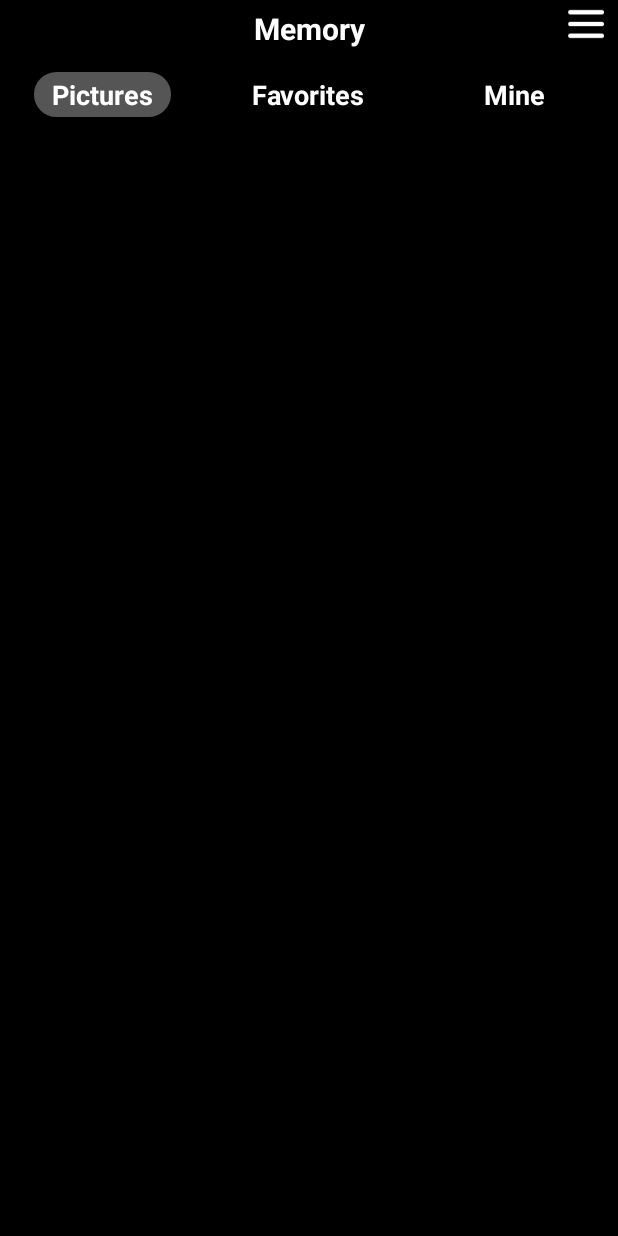
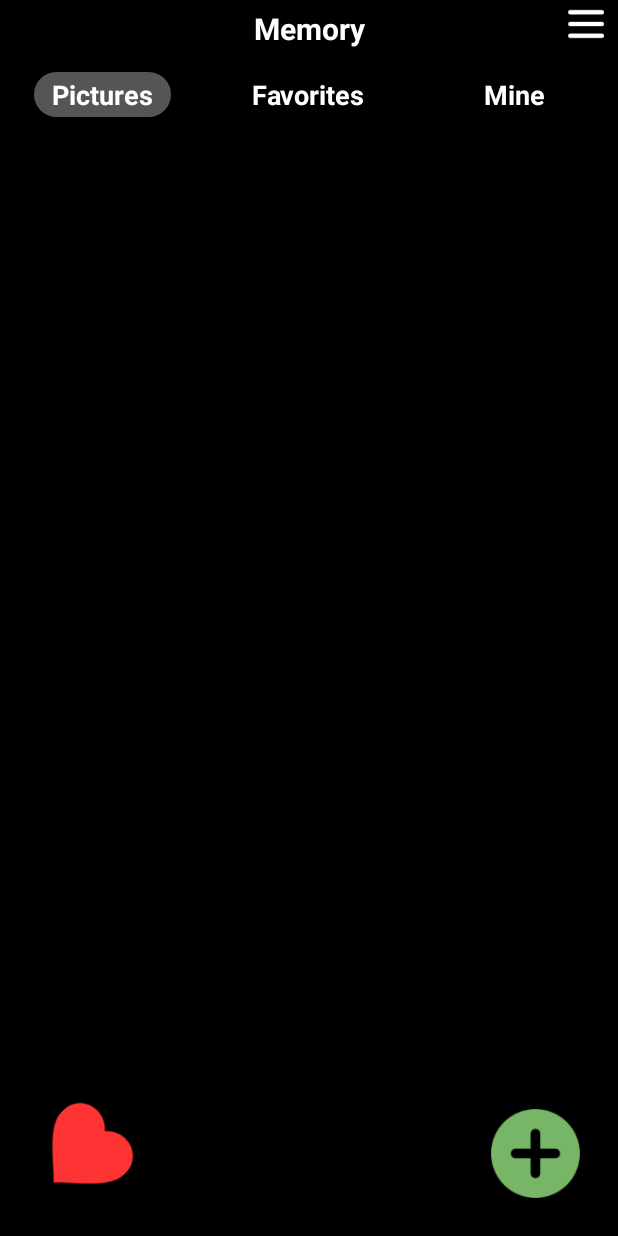
Before and after one commit to DrownCoder/GlideStudy, an Android app: the layout activity_main.xml on its own in the app's theme, with its tools: preview values and no code run, on a phone screen of 412 x 824 dp. Run offline under Robolectric (Android 15) with nearby library versions, the phone set to English and light mode, and no system bars.

Commit message:
加点动画，但没有完成

```diff
--- /dev/null
+++ b/app/src/main/res/drawable/collect45rotate.xml
@@ -0,0 +1,8 @@
+<?xml version="1.0" encoding="utf-8"?>
+<rotate
+    xmlns:android="http://schemas.android.com/apk/res/android"
+    android:drawable="@mipmap/collect"
+    android:fromDegrees="45"
+    android:toDegrees="45"
+    android:pivotX="50%"
+    android:pivotY="50%"/>
--- a/app/src/main/res/layout/activity_main.xml
+++ b/app/src/main/res/layout/activity_main.xml
@@ -88,9 +88,11 @@
         </RelativeLayout>
     </LinearLayout>
     <RelativeLayout
+        android:layout_marginBottom="20dp"
+        android:layout_below="@+id/ll_indicator"
         android:layout_centerInParent="true"
         android:layout_width="match_parent"
-        android:layout_height="400dp"
+        android:layout_height="match_parent"
         android:clipChildren="false"
         >
         <com.study.glidestudy.view.VerticalViewPager
@@ -98,5 +100,33 @@
             android:id="@+id/viewpager"
             android:layout_width="match_parent"
             android:layout_height="200dp"/>
+        <ImageView
+            android:id="@+id/iv_collect_click"
+            android:layout_width="70dp"
+            android:layout_height="70dp"
+            android:padding="5dp"
+            android:layout_centerInParent="true"
+            android:visibility="gone"
+            android:src="@mipmap/collect"
+            android:layout_margin="20dp"
+            />
     </RelativeLayout>
+    <ImageView
+        android:id="@+id/iv_collect_add"
+        android:layout_width="70dp"
+        android:layout_height="70dp"
+        android:padding="5dp"
+        android:src="@drawable/collect45rotate"
+        android:layout_alignParentBottom="true"
+        android:layout_margin="20dp"
+        />
+    <ImageView
+        android:layout_width="70dp"
+        android:layout_height="70dp"
+        android:padding="5dp"
+        android:src="@mipmap/add"
+        android:layout_alignParentRight="true"
+        android:layout_alignParentBottom="true"
+        android:layout_margin="20dp"
+        />
 </RelativeLayout>
--- a/app/src/main/res/layout/item_viewpager.xml
+++ b/app/src/main/res/layout/item_viewpager.xml
@@ -1,8 +1,9 @@
 <?xml version="1.0" encoding="utf-8"?>
 <RelativeLayout xmlns:android="http://schemas.android.com/apk/res/android"
     android:layout_width="match_parent"
-    android:layout_height="200dp">
+    android:layout_height="match_parent">
     <ImageView
+        android:layout_centerInParent="true"
         android:layout_centerHorizontal="true"
         android:id="@+id/iv_viewpager"
         android:layout_width="300dp"
```
Also changed, not shown: app/src/main/java/com/study/glidestudy/acitivity/MainActivity.java (+47 -41 lines), app/src/main/java/com/study/glidestudy/adapter/HorizonAdapter.java (added, +85 -0 lines), app/src/main/java/com/study/glidestudy/view/VerticalViewPager.java (+7 -10 lines), app/src/main/res/anim/collect_add.xml (added, +15 -0 lines), app/src/main/res/anim/collect_click.xml (added, +18 -0 lines), app/src/main/res/mipmap-xhdpi/add.png (added), app/src/main/res/mipmap-xhdpi/add_clicked.png (added), app/src/main/res/mipmap-xhdpi/collect.png (added).
